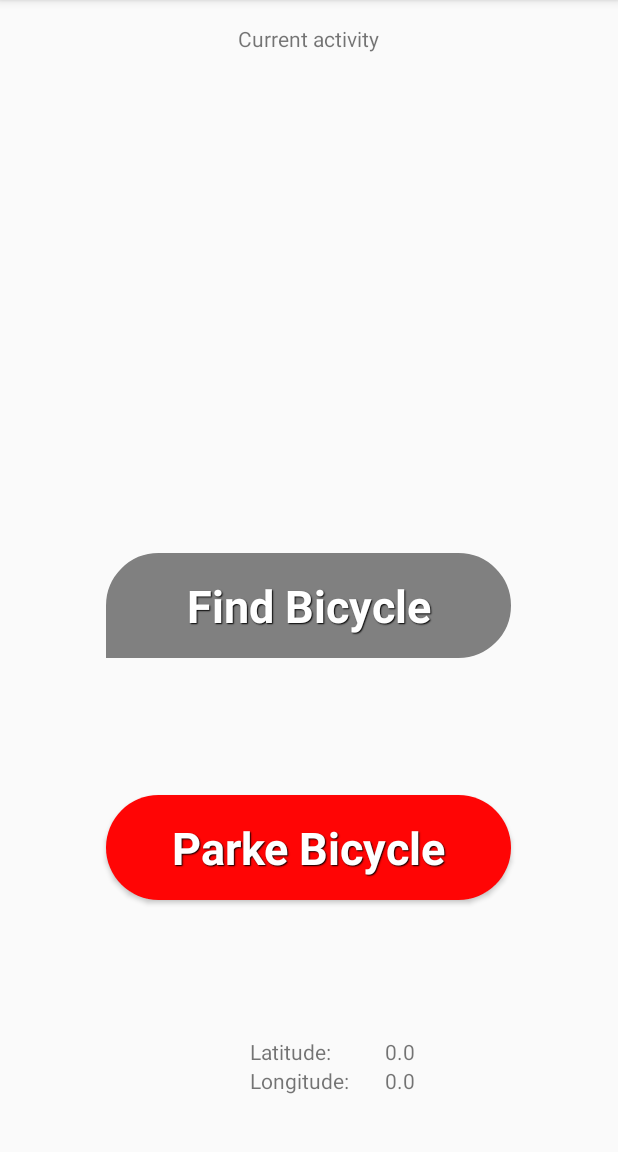
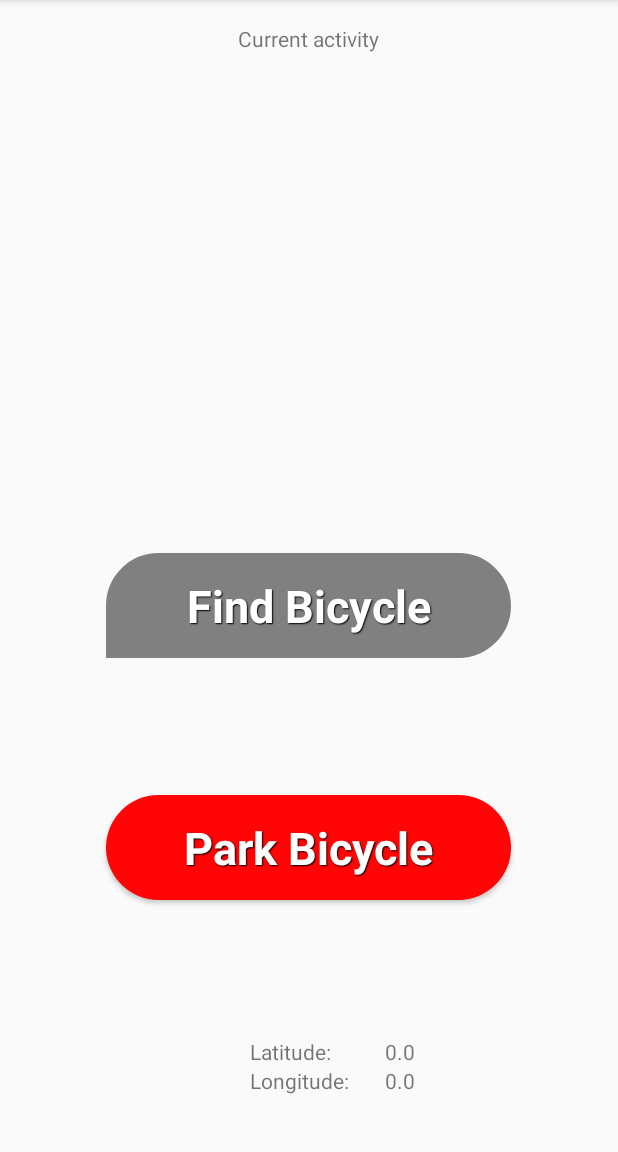
Before and after one commit to Graborg/FindMyBike, an Android app: the MainActivity screen opened directly, with no data from a screen before it, on a phone screen of 412 x 824 dp, the part 84-1236 px from its top. Run offline under Robolectric (Android 15) with nearby library versions, the phone set to English and light mode, and no system bars.

Commit message:
just a simple change, nothing important

```diff
--- a/app/src/main/res/layout/activity_main.xml
+++ b/app/src/main/res/layout/activity_main.xml
@@ -13,7 +13,7 @@
         android:id="@+id/b1"
 
         android:textColor="#FFFFFF"
-        android:text="Parke Bicycle"
+        android:text="Park Bicycle"
         android:textSize="30sp"
 
         android:layout_width="270dp"
```
